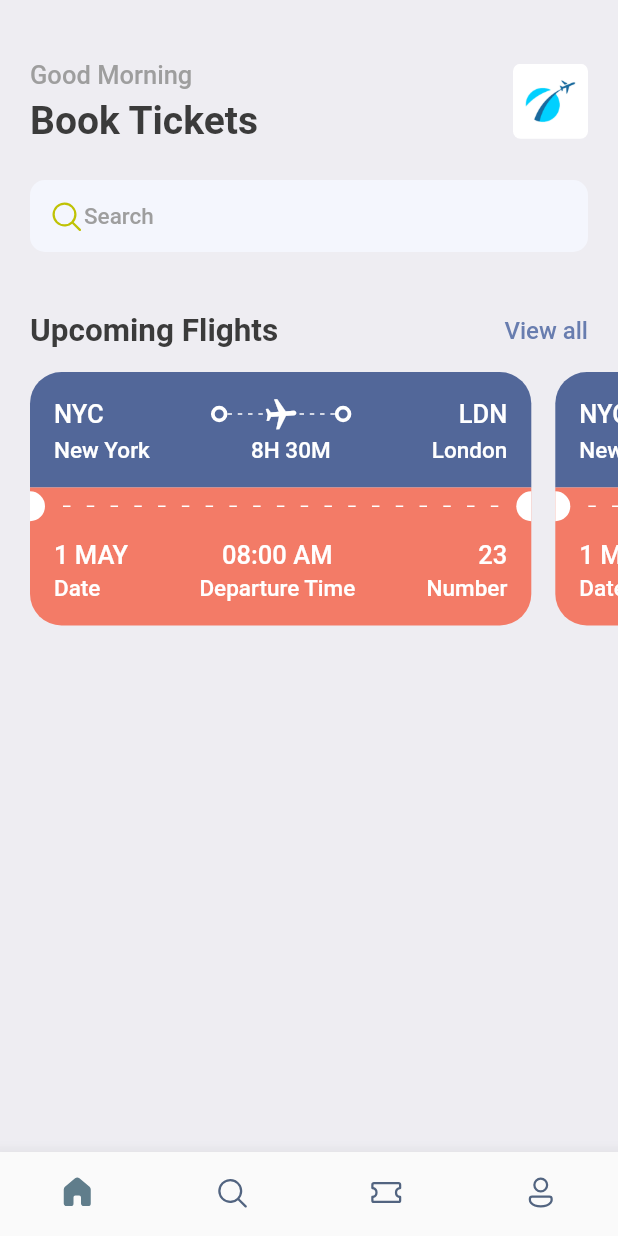
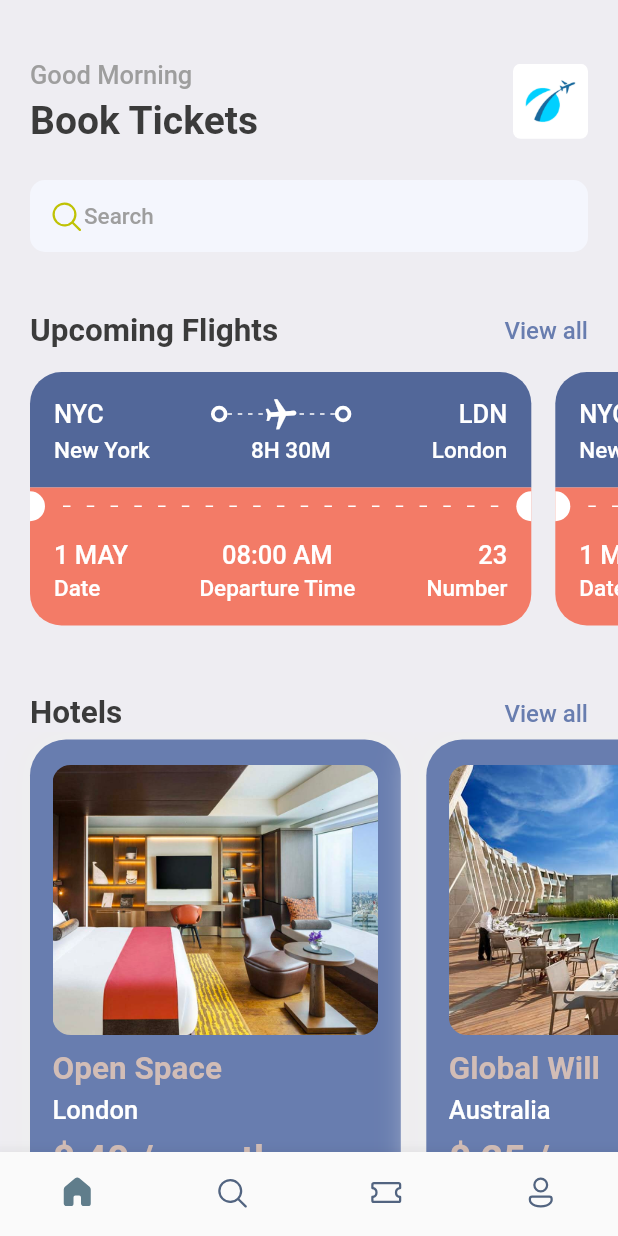
Before and after one commit to CPAD-Gazipur/Ticket-Booking-App, a Flutter app: the screen it shows after launch, on a phone screen of 412 x 824 dp. Run offline on Flutter 3.47's test engine with Material 2 defaults, Android fonts, the light colour scheme and no system bars; our stand-ins replace fluentui_icons, gap.

Commit message:
Ticket Booking: Hotel View Added in HomeScreen

```diff
--- /dev/null
+++ b/lib/database/app_info_list.dart
@@ -0,0 +1,38 @@
+List<Map<String, dynamic>> hotelList = [
+  {
+    'image': 'one.png',
+    'place': 'Open Space',
+    'destination': 'London',
+    'price': 40,
+  },
+  {
+    'image': 'two.png',
+    'place': 'Global Will',
+    'destination': 'Australia',
+    'price': 25,
+  },
+  {
+    'image': 'three.png',
+    'place': 'Tallest Building',
+    'destination': 'Dubai',
+    'price': 89,
+  },
+  {
+    'image': 'one.png',
+    'place': 'Open Space',
+    'destination': 'London',
+    'price': 40,
+  },
+  {
+    'image': 'two.png',
+    'place': 'Global Will',
+    'destination': 'Australia',
+    'price': 25,
+  },
+  {
+    'image': 'three.png',
+    'place': 'Tallest Building',
+    'destination': 'Dubai',
+    'price': 89,
+  },
+];
--- /dev/null
+++ b/lib/database/database.dart
@@ -0,0 +1 @@
+export 'app_info_list.dart';
--- a/lib/screens/home_screen.dart
+++ b/lib/screens/home_screen.dart
@@ -1,6 +1,7 @@
 import 'package:fluentui_icons/fluentui_icons.dart';
 import 'package:flutter/material.dart';
 import 'package:gap/gap.dart';
+import 'package:ticket_booking_app/database/app_info_list.dart';
 
 import '../utils/utils.dart';
 import '../widgets/widgets.dart';
@@ -103,6 +104,36 @@ class HomeScreen extends StatelessWidget {
               ],
             ),
           ),
+          const Gap(15),
+          Container(
+            padding: const EdgeInsets.symmetric(horizontal: 20),
+            child: Row(
+              mainAxisAlignment: MainAxisAlignment.spaceBetween,
+              children: [
+                Text(
+                  'Hotels',
+                  style: AppStyles.headLineStyle2,
+                ),
+                InkWell(
+                  onTap: () {
+                    debugPrint('View all Clicked');
+                  },
+                  child: Text(
+                    'View all',
+                    style: AppStyles.textStyle.copyWith(color: primary),
+                  ),
+                ),
+              ],
+            ),
+          ),
+          SingleChildScrollView(
+            scrollDirection: Axis.horizontal,
+            padding: const EdgeInsets.only(left: 20),
+            child: Row(
+              children:
+                  hotelList.map((hotel) => HotelView(hotel: hotel)).toList(),
+            ),
+          )
         ],
       ),
     );
--- a/lib/utils/app_styles.dart
+++ b/lib/utils/app_styles.dart
@@ -7,6 +7,7 @@ class AppStyles {
   static Color textColor = const Color(0xFF3B3B3B);
   static Color backgroundColor = const Color(0xFFEEEDF2);
   static Color orangeColor = const Color(0xFFF37B67);
+  static Color khakiColor = const Color(0xFFD2BDB6);
 
   static TextStyle textStyle = TextStyle(
     fontSize: 16,
--- /dev/null
+++ b/lib/widgets/hotel_view.dart
@@ -0,0 +1,72 @@
+import 'package:flutter/material.dart';
+import 'package:gap/gap.dart';
+import 'package:ticket_booking_app/utils/utils.dart';
+
+class HotelView extends StatelessWidget {
+  final Map<String, dynamic> hotel;
+
+  const HotelView({
+    Key? key,
+    required this.hotel,
+  }) : super(key: key);
+
+  @override
+  Widget build(BuildContext context) {
+    final size = AppLayout.getSize(context);
+    return Container(
+      padding: const EdgeInsets.symmetric(
+        horizontal: 15,
+        vertical: 17,
+      ),
+      margin: const EdgeInsets.only(
+        right: 17,
+        top: 5,
+      ),
+      width: size.width * 0.6,
+      height: 350,
+      decoration: BoxDecoration(
+          color: AppStyles.primaryColor,
+          borderRadius: BorderRadius.circular(24),
+          boxShadow: [
+            BoxShadow(
+              color: Colors.grey.shade200,
+              blurRadius: 20,
+              spreadRadius: 5,
+            )
+          ]),
+      child: Column(
+        crossAxisAlignment: CrossAxisAlignment.start,
+        children: [
+          Container(
+            height: 180,
+            decoration: BoxDecoration(
+              color: AppStyles.primaryColor,
+              borderRadius: BorderRadius.circular(12),
+              image: DecorationImage(
+                image: AssetImage('assets/images/${hotel['image']}'),
+                fit: BoxFit.cover,
+              ),
+            ),
+          ),
+          const Gap(10),
+          Text(
+            hotel['place'],
+            style:
+                AppStyles.headLineStyle2.copyWith(color: AppStyles.khakiColor),
+          ),
+          const Gap(5),
+          Text(
+            hotel['destination'],
+            style: AppStyles.headLineStyle3.copyWith(color: Colors.white),
+          ),
+          const Gap(8),
+          Text(
+            '\$ ${hotel['price']} / month',
+            style:
+                AppStyles.headLineStyle1.copyWith(color: AppStyles.khakiColor),
+          ),
+        ],
+      ),
+    );
+  }
+}
--- a/lib/widgets/widgets.dart
+++ b/lib/widgets/widgets.dart
@@ -1,2 +1,3 @@
+export 'hotel_view.dart';
 export 'thick_container.dart';
 export 'ticket_view.dart';
```
